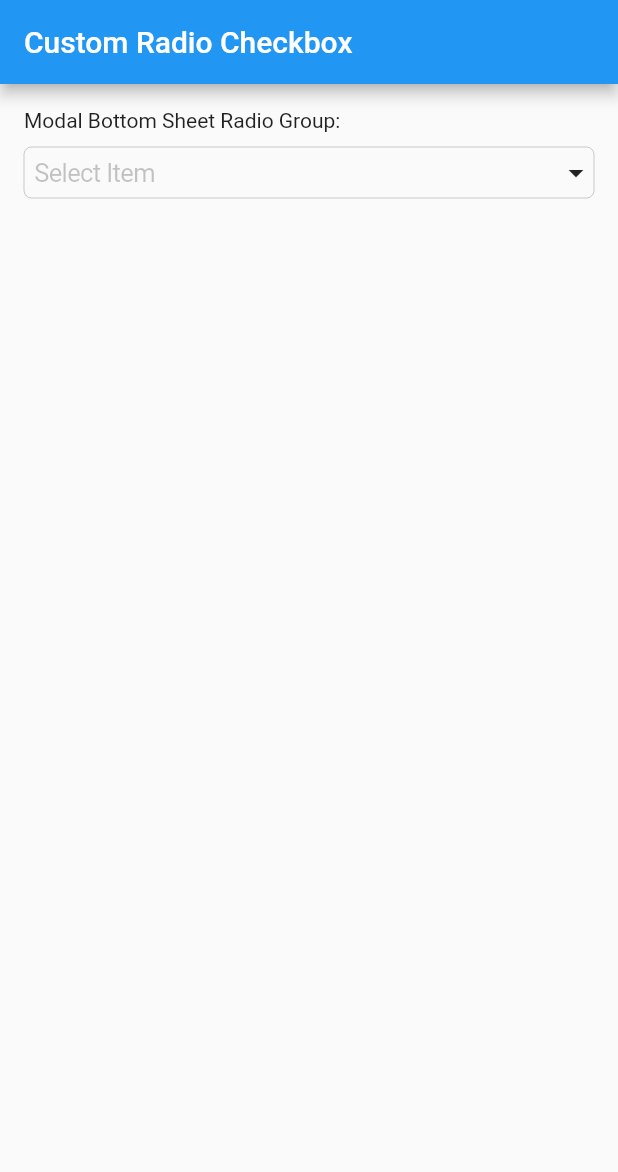
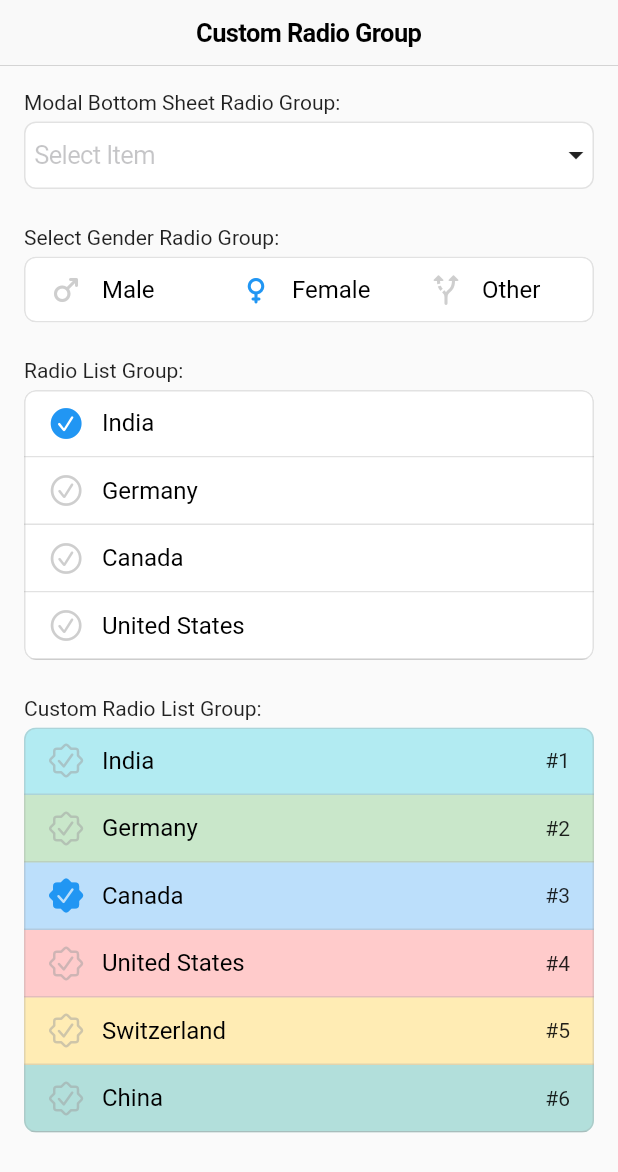
Before and after one commit to 1morecode/matertino_radio, a Flutter app: the screen it shows after launch, on a phone screen of 412 x 824 dp. Shown: the top 1172 px of the screen. Run offline on Flutter 3.47's test engine with Material 2 defaults, Android fonts, the phone set to English and light mode, and no system bars.

Commit message:
User change

```diff
--- a/example/lib/main.dart
+++ b/example/lib/main.dart
@@ -1,5 +1,9 @@
+import 'package:flutter/material.dart';
+import 'package:example/src/custom_radio_list_group.dart';
+import 'package:example/src/gender_radio_group.dart';
 import 'package:example/src/modal_bottom_sheet_radio_group.dart';
-import 'package:flutter/material.dart';
+import 'package:example/src/radio_list_group.dart';
+import 'package:flutter/cupertino.dart';
 
 void main() {
   runApp(const MyApp());
@@ -11,7 +15,7 @@ class MyApp extends StatelessWidget {
   @override
   Widget build(BuildContext context) {
     return MaterialApp(
-      title: 'Custom Radio Checkbox',
+      title: 'Custom Radio Group',
       theme: ThemeData(
         primarySwatch: Colors.blue,
       ),
@@ -21,22 +25,25 @@ class MyApp extends StatelessWidget {
 }
 
 class MyHomePage extends StatelessWidget {
-  const MyHomePage({super.key});
+  const MyHomePage({Key? key}) : super(key: key);
 
   @override
   Widget build(BuildContext context) {
     return Scaffold(
-      appBar: AppBar(
-        title: const Text("Custom Radio Checkbox"),
+      appBar: const CupertinoNavigationBar(
+        middle: Text("Custom Radio Group"),
       ),
-      body: SafeArea(
-        child: ListView(
-          padding: const EdgeInsets.all(16),
-          children: const [
-            Text("Modal Bottom Sheet Radio Group:"),
-            ModalBottomSheetRadioGroup()
-          ],
-        ),
+      body: ListView(
+        padding: const EdgeInsets.all(16),
+        children: const [
+          ModalBottomSheetRadioGroup(),
+          SizedBox(height: 24,),
+          GenderRadioGroup(),
+          SizedBox(height: 24,),
+          RadioListGroup(),
+          SizedBox(height: 24,),
+          CustomRadioListGroup()
+        ],
       ),
     );
   }
--- /dev/null
+++ b/example/lib/src/custom_radio_list_group.dart
@@ -0,0 +1,91 @@
+import 'package:flutter/cupertino.dart';
+import 'package:flutter/material.dart';
+import 'package:matertino_radio/matertino_radio.dart';
+
+class CustomRadioListGroup extends StatefulWidget {
+  const CustomRadioListGroup({Key? key}) : super(key: key);
+
+  @override
+  State<CustomRadioListGroup> createState() => _CustomRadioListGroupState();
+}
+
+class _CustomRadioListGroupState extends State<CustomRadioListGroup> {
+  static List<Map<String, dynamic>> itemList = [
+    {
+      "title": "India",
+      "rank": "#1",
+      "color": Colors.cyan.withOpacity(0.3)
+    },
+    {
+      "title": "Germany",
+      "rank": "#2",
+      "color": Colors.green.withOpacity(0.3)
+    },
+    {
+      "title": "Canada",
+      "rank": "#3",
+      "color": Colors.blue.withOpacity(0.3)
+    },
+    {
+      "title": "United States",
+      "rank": "#4",
+      "color": Colors.redAccent.withOpacity(0.3)
+    },
+    {
+      "title": "Switzerland",
+      "rank": "#5",
+      "color": Colors.amber.withOpacity(0.3)
+    },
+    {
+      "title": "China",
+      "rank": "#6",
+      "color": Colors.teal.withOpacity(0.3)
+    }
+  ];
+
+  static String selectedItem = "Canada";
+
+  @override
+  Widget build(BuildContext context) {
+    return Column(
+      mainAxisSize: MainAxisSize.min,
+      crossAxisAlignment: CrossAxisAlignment.start,
+      children: [
+        const Text("Custom Radio List Group:"),
+        const SizedBox(
+          height: 5,
+        ),
+        ClipRRect(
+          borderRadius: BorderRadius.circular(8.0),
+          child: Card(
+            elevation: 0,
+            shape: RoundedRectangleBorder(
+                side: BorderSide(color: Colors.grey.withOpacity(0.3), width: 1),
+                borderRadius: BorderRadius.circular(8)
+            ),
+            margin: const EdgeInsets.all(0),
+            child: Column(
+              children: List.generate(
+                  itemList.length,
+                      (index) => MatertinoRadioListTile(
+                      value: itemList[index]['title'],
+                      groupValue: selectedItem,
+                      borderColor: Colors.grey.withOpacity(0.3),
+                      borderWidth: 1,
+                      tileColor: itemList[index]['color'],
+                      selectedRadioIconData: CupertinoIcons.checkmark_seal_fill,
+                      unselectedRadioIconData: CupertinoIcons.checkmark_seal,
+                      trailingWidget: Text(itemList[index]['rank']),
+                      onChanged: (val) {
+                        setState(() {
+                          selectedItem = val!;
+                        });
+                      },
+                      title: itemList[index]['title'])),
+            ),
+          ),
+        )
+      ],
+    );
+  }
+}
--- /dev/null
+++ b/example/lib/src/gender_radio_group.dart
@@ -0,0 +1,59 @@
+import 'package:flutter/material.dart';
+import 'package:matertino_radio/matertino_radio.dart';
+
+class GenderRadioGroup extends StatefulWidget {
+  const GenderRadioGroup({Key? key}) : super(key: key);
+
+  @override
+  State<GenderRadioGroup> createState() => _GenderRadioGroupState();
+}
+
+class _GenderRadioGroupState extends State<GenderRadioGroup> {
+  static List<Map<String, dynamic>> genderList = [
+    {"gender": "Male", "iconData": Icons.male_rounded},
+    {"gender": "Female", "iconData": Icons.female_rounded},
+    {"gender": "Other", "iconData": Icons.alt_route_rounded}
+  ];
+  static String selectedGender = "Female";
+
+  @override
+  Widget build(BuildContext context) {
+    return Column(
+      mainAxisSize: MainAxisSize.min,
+      crossAxisAlignment: CrossAxisAlignment.start,
+      children: [
+        const Text("Select Gender Radio Group:"),
+        const SizedBox(
+          height: 5,
+        ),
+        ClipRRect(
+          borderRadius: BorderRadius.circular(8.0),
+          child: Card(
+            elevation: 0,
+            shape: RoundedRectangleBorder(
+                side: BorderSide(color: Colors.grey.withOpacity(0.3), width: 1),
+                borderRadius: BorderRadius.circular(8)
+            ),
+            margin: const EdgeInsets.all(0),
+            child: Row(
+              children: List.generate(
+                  genderList.length,
+                  (index) => Expanded(
+                      child: MatertinoRadioListTile(
+                          value: genderList[index]['gender'],
+                          groupValue: selectedGender,
+                          selectedRadioIconData: genderList[index]['iconData'],
+                          unselectedRadioIconData: genderList[index]['iconData'],
+                          onChanged: (val) {
+                            setState(() {
+                              selectedGender = val!;
+                            });
+                          },
+                          title: genderList[index]['gender']))),
+            ),
+          ),
+        )
+      ],
+    );
+  }
+}
--- a/example/lib/src/modal_bottom_sheet_radio_group.dart
+++ b/example/lib/src/modal_bottom_sheet_radio_group.dart
@@ -1,6 +1,6 @@
-import 'package:custom_radio_checkbox/custom_radio_checkbox.dart';
 import 'package:flutter/cupertino.dart';
 import 'package:flutter/material.dart';
+import 'package:matertino_radio/matertino_radio.dart';
 
 class ModalBottomSheetRadioGroup extends StatefulWidget {
   const ModalBottomSheetRadioGroup({Key? key}) : super(key: key);
@@ -12,12 +12,28 @@ class ModalBottomSheetRadioGroup extends StatefulWidget {
 
 class _ModalBottomSheetRadioGroupState
     extends State<ModalBottomSheetRadioGroup> {
-  List<String> items = ["Item 1", "Item 2"];
+  List<String> items = ["Adventure",
+    "Agility",
+    "Cultural Influence",
+    "Entrepreneurship",
+    "Heritage",
+    "Movers",
+    "Open for Business",
+    "Power",
+    "Quality of Life",
+    "Social Purpose"];
+
   String? selectedItem;
 
   @override
   Widget build(BuildContext context) {
-    return BottomSheetRadio(
+    return Column(
+      mainAxisSize: MainAxisSize.min,
+      crossAxisAlignment: CrossAxisAlignment.start,
+      children: [
+        const Text("Modal Bottom Sheet Radio Group:"),
+        const SizedBox(height: 5,),
+        MatertinoBottomSheetRadio(
           list: items,
           onSelect: (val) {
             setState(() {
@@ -25,12 +41,34 @@ class _ModalBottomSheetRadioGroupState
             });
           },
           selected: selectedItem,
+          isSearchEnable: true,
+          selectOnRadioTap: false,
+          heading: "Select Item",
+          height: 0.7,
+          child: SizedBox(
+            height: 45,
+            child: Card(
+              elevation: 0,
+              shape: RoundedRectangleBorder(
+                  side: BorderSide(color: Colors.grey.withOpacity(0.3), width: 1),
+                  borderRadius: BorderRadius.circular(8)
+              ),
+              margin: const EdgeInsets.all(0),
               child: CupertinoTextField(
                 onTap: null,
+                decoration: BoxDecoration(
+                  borderRadius: BorderRadius.circular(8.0),
+                  color: Colors.white
+                ),
                 controller: TextEditingController(text: selectedItem),
                 placeholder: "Select Item",
                 enabled: false,
                 suffix: const Icon(Icons.arrow_drop_down),
-        ));
+              ),
+            ),
+          ),
+        )
+      ],
+    );
   }
 }
--- /dev/null
+++ b/example/lib/src/radio_list_group.dart
@@ -0,0 +1,60 @@
+import 'package:flutter/material.dart';
+import 'package:matertino_radio/matertino_radio.dart';
+
+class RadioListGroup extends StatefulWidget {
+  const RadioListGroup({Key? key}) : super(key: key);
+
+  @override
+  State<RadioListGroup> createState() => _RadioListGroupState();
+}
+
+class _RadioListGroupState extends State<RadioListGroup> {
+  static List<String> itemList = [
+    "India",
+    "Germany",
+    "Canada",
+    "United States",
+  ];
+
+  static String selectedItem = "India";
+
+  @override
+  Widget build(BuildContext context) {
+    return Column(
+      mainAxisSize: MainAxisSize.min,
+      crossAxisAlignment: CrossAxisAlignment.start,
+      children: [
+        const Text("Radio List Group:"),
+        const SizedBox(
+          height: 5,
+        ),
+        ClipRRect(
+          borderRadius: BorderRadius.circular(8.0),
+          child: Card(
+            elevation: 0,
+            shape: RoundedRectangleBorder(
+              side: BorderSide(color: Colors.grey.withOpacity(0.3), width: 1),
+              borderRadius: BorderRadius.circular(8)
+            ),
+            margin: const EdgeInsets.all(0),
+            child: Column(
+              children: List.generate(
+                  itemList.length,
+                  (index) => MatertinoRadioListTile(
+                      value: itemList[index],
+                      groupValue: selectedItem,
+                      borderColor: Colors.grey.withOpacity(0.3),
+                      borderWidth: 1,
+                      onChanged: (val) {
+                        setState(() {
+                          selectedItem = val!;
+                        });
+                      },
+                      title: itemList[index])),
+            ),
+          ),
+        )
+      ],
+    );
+  }
+}
--- a/example/pubspec.yaml
+++ b/example/pubspec.yaml
@@ -35,7 +35,7 @@ dependencies:
   # The following adds the Cupertino Icons font to your application.
   # Use with the CupertinoIcons class for iOS style icons.
   cupertino_icons: ^1.0.2
-  custom_radio_checkbox:
+  matertino_radio:
     path: ../
 
 dev_dependencies:
--- a/lib/custom_radio_checkbox.dart
+++ /dev/null
@@ -1,11 +0,0 @@
-/// Support for doing something awesome.
-///
-/// More dartdocs go here.
-library custom_radio_checkbox;
-
-export 'src/custom_radio_checkbox_base.dart';
-export 'src/custom_radio_list_tile.dart';
-export 'src/bottom_sheet_radio.dart';
-
-
-// TODO: Export any libraries intended for clients of this package.
--- /dev/null
+++ b/lib/matertino_radio.dart
@@ -0,0 +1,9 @@
+/// Support for doing something awesome.
+///
+/// More dartdocs go here.
+library matertino_radio;
+
+export 'src/matertino_radio_list_tile.dart';
+export 'src/matertino_bottom_sheet_radio.dart';
+
+// TODO: Export any libraries intended for clients of this package.
--- a/lib/src/custom_radio_checkbox_base.dart
+++ /dev/null
@@ -1,6 +0,0 @@
-// TODO: Put public facing types in this file.
-
-/// Checks if you are awesome. Spoiler: you are.
-class Awesome {
-  bool get isAwesome => true;
-}
--- a/lib/src/bottom_sheet_radio.dart
+++ b/lib/src/matertino_bottom_sheet_radio.dart
@@ -1,10 +1,8 @@
-
 import 'package:flutter/cupertino.dart';
 import 'package:flutter/material.dart';
+import 'matertino_radio_list_tile.dart';
 
-import 'custom_radio_list_tile.dart';
-
-class BottomSheetRadio extends StatefulWidget {
+class MatertinoBottomSheetRadio extends StatefulWidget {
   final List<dynamic> list;
   final String heading;
   final String? selected;
@@ -26,8 +24,14 @@ class BottomSheetRadio extends StatefulWidget {
   final TextStyle? searchTextStyle;
   final Color? borderColor;
   final double? borderWidth;
+  final bool isSearchEnable;
+  final bool selectOnRadioTap;
+  final IconData? selectedRadioIconData;
+  final IconData? unselectedRadioIconData;
+  final Widget? trailingWidget;
+  final Color? tileColor;
 
-  const BottomSheetRadio(
+  const MatertinoBottomSheetRadio(
       {Key? key,
       required this.child,
       required this.list,
@@ -37,6 +41,7 @@ class BottomSheetRadio extends StatefulWidget {
       this.height = 0.8,
       this.radioColor,
       this.headingStyle,
+      this.isSearchEnable = true,
       this.selectedRadioColor,
       this.radioTextStyle,
       this.radioTextSpacing,
@@ -48,15 +53,18 @@ class BottomSheetRadio extends StatefulWidget {
       this.searchPlaceholderStyle,
       this.searchTextStyle,
       this.borderColor,
+      this.selectOnRadioTap = false,
       this.borderWidth,
-      this.radioTextMaximumLine = 2})
+      this.radioTextMaximumLine = 2,
+      this.selectedRadioIconData,
+      this.unselectedRadioIconData, this.trailingWidget, this.tileColor})
       : super(key: key);
 
   @override
-  State<BottomSheetRadio> createState() => _BottomSheetRadioState();
+  State<MatertinoBottomSheetRadio> createState() => _MatertinoBottomSheetRadioState();
 }
 
-class _BottomSheetRadioState extends State<BottomSheetRadio> {
+class _MatertinoBottomSheetRadioState extends State<MatertinoBottomSheetRadio> {
   final TextEditingController searchEditingController = TextEditingController();
   String? selected;
 
@@ -105,7 +113,7 @@ class _BottomSheetRadioState extends State<BottomSheetRadio> {
                         widget.heading,
                         style: widget.headingStyle ??
                             TextStyle(
-                                color: Theme.of(context).colorScheme.primary,
+                                color: Colors.grey,
                                 fontSize: 14,
                                 fontWeight: FontWeight.w600),
                       ),
@@ -130,6 +138,7 @@ class _BottomSheetRadioState extends State<BottomSheetRadio> {
                     ],
                   ),
                 ),
+                if (widget.isSearchEnable)
                   Padding(
                     padding: const EdgeInsets.all(8.0),
                     child: CupertinoSearchTextField(
@@ -145,8 +154,7 @@ class _BottomSheetRadioState extends State<BottomSheetRadio> {
                 Divider(
                   height: widget.borderWidth ?? 1,
                   thickness: widget.borderWidth ?? 1,
-                  color: widget.borderColor ??
-                      Theme.of(context).colorScheme.onSurface,
+                  color: widget.borderColor ?? Colors.grey.withOpacity(0.3),
                 ),
                 Expanded(child: Builder(
                   builder: (context) {
@@ -162,13 +170,17 @@ class _BottomSheetRadioState extends State<BottomSheetRadio> {
                       itemList = widget.list;
                     }
                     return ListView.builder(
-                      itemBuilder: (context, index) => CustomRadioListTile(
+                      itemBuilder: (context, index) => MatertinoRadioListTile(
                         value: itemList[index],
                         groupValue: selected ?? "",
                         onChanged: (val) {
                           setState(() {
                             selected = val;
                           });
+                          if (widget.selectOnRadioTap) {
+                            widget.onSelect(selected);
+                            Navigator.of(context).pop();
+                          }
                         },
                         radioSize: widget.radioSize,
                         radioTextSpacing: widget.radioTextSpacing,
@@ -176,10 +188,14 @@ class _BottomSheetRadioState extends State<BottomSheetRadio> {
                         radioColor: widget.radioColor,
                         contentPadding: widget.contentPadding,
                         borderWidth: widget.borderWidth ?? 1,
-                        borderColor: widget.borderColor ??
-                            Theme.of(context).colorScheme.onSurface,
+                        tileColor: widget.tileColor,
+                        borderColor:
+                            widget.borderColor ?? Colors.grey.withOpacity(0.3),
                         titleStyle: widget.radioTextStyle,
                         title: itemList[index],
+                        selectedRadioIconData: widget.selectedRadioIconData,
+                        unselectedRadioIconData: widget.unselectedRadioIconData,
+                        trailingWidget: widget.trailingWidget,
                       ),
                       itemCount: itemList.length,
                     );
--- a/lib/src/custom_radio_list_tile.dart
+++ b/lib/src/matertino_radio_list_tile.dart
@@ -1,7 +1,7 @@
 import 'package:flutter/cupertino.dart';
 import 'package:flutter/material.dart';
 
-class CustomRadioListTile<T> extends StatelessWidget {
+class MatertinoRadioListTile<T> extends StatelessWidget {
   final T value;
   final T groupValue;
   final Color? radioColor;
@@ -14,8 +14,12 @@ class CustomRadioListTile<T> extends StatelessWidget {
   final double? radioSize;
   final Color? borderColor;
   final double? borderWidth;
+  final IconData? selectedRadioIconData;
+  final IconData? unselectedRadioIconData;
+  final Widget? trailingWidget;
+  final Color? tileColor;
 
-  const CustomRadioListTile({
+  const MatertinoRadioListTile({
     Key? key,
     required this.value,
     this.radioColor,
@@ -28,7 +32,8 @@ class CustomRadioListTile<T> extends StatelessWidget {
     this.contentPadding,
     this.radioSize,
     this.borderColor,
-    this.borderWidth,
+    this.borderWidth, this.selectedRadioIconData,
+    this.unselectedRadioIconData, this.trailingWidget, this.tileColor,
   }) : super(key: key);
 
   @override
@@ -39,6 +44,7 @@ class CustomRadioListTile<T> extends StatelessWidget {
         padding: contentPadding ??
             const EdgeInsets.symmetric(horizontal: 16, vertical: 10),
         decoration: BoxDecoration(
+          color: tileColor ?? Colors.white,
             border: Border(
                 bottom: BorderSide(
                     color: borderColor ?? Colors.transparent,
@@ -56,6 +62,10 @@ class CustomRadioListTile<T> extends StatelessWidget {
                       fontWeight: FontWeight.w400,
                       fontSize: 16),
             )),
+            if(trailingWidget != null)
+            SizedBox(width: radioTextSpacing ?? 12),
+            if(trailingWidget != null)
+              trailingWidget!
           ],
         ),
       ),
@@ -65,11 +75,11 @@ class CustomRadioListTile<T> extends StatelessWidget {
   Widget customRadioIcon(BuildContext context) {
     final isSelected = value == groupValue;
     return Icon(
-      CupertinoIcons.check_mark_circled_solid,
+      isSelected ? selectedRadioIconData ?? CupertinoIcons.checkmark_circle_fill : unselectedRadioIconData ?? CupertinoIcons.checkmark_circle,
       color: isSelected
           ? selectedRadioColor ?? Theme.of(context).colorScheme.primary
-          : radioColor ?? Theme.of(context).colorScheme.background,
-      size: radioSize ?? 20,
+          : radioColor ?? Colors.grey.withOpacity(0.5),
+      size: radioSize ?? 24,
     );
   }
 }
--- a/pubspec.yaml
+++ b/pubspec.yaml
@@ -1,4 +1,4 @@
-name: custom_radio_checkbox
+name: matertino_radio
 description: A starting point for Dart libraries or applications.
 version: 1.0.0
 # repository: https://github.com/my_org/my_repo
```
Also changed, not shown: 4 other files. Lines whose indentation alone changed are shown as unchanged.
